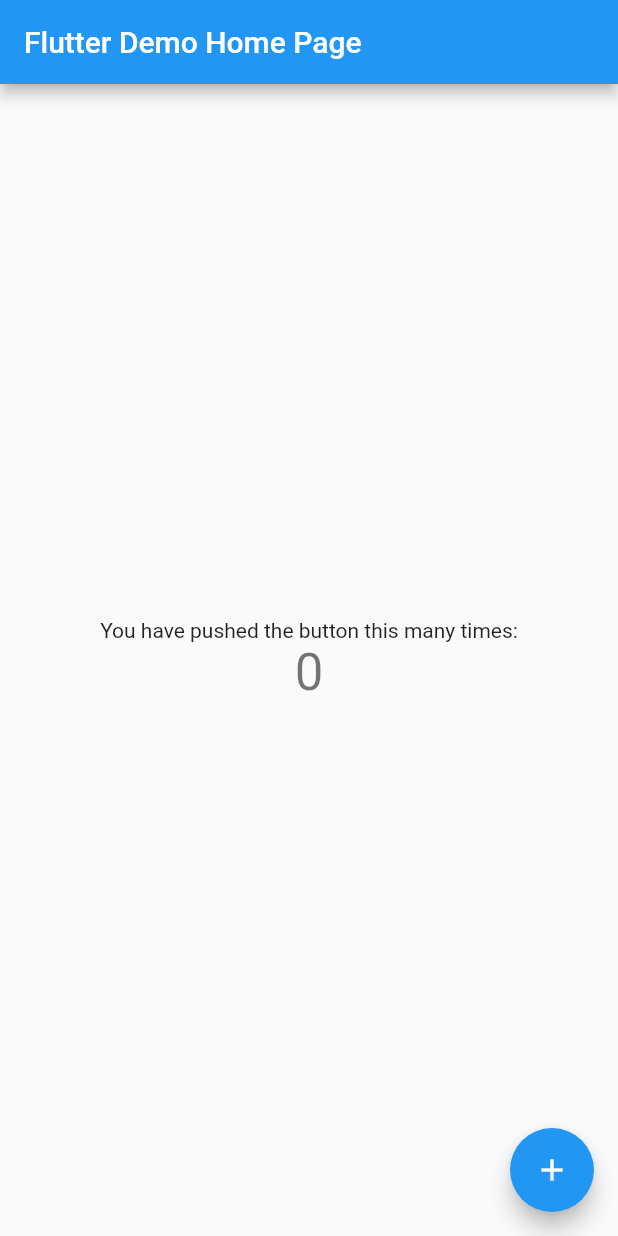
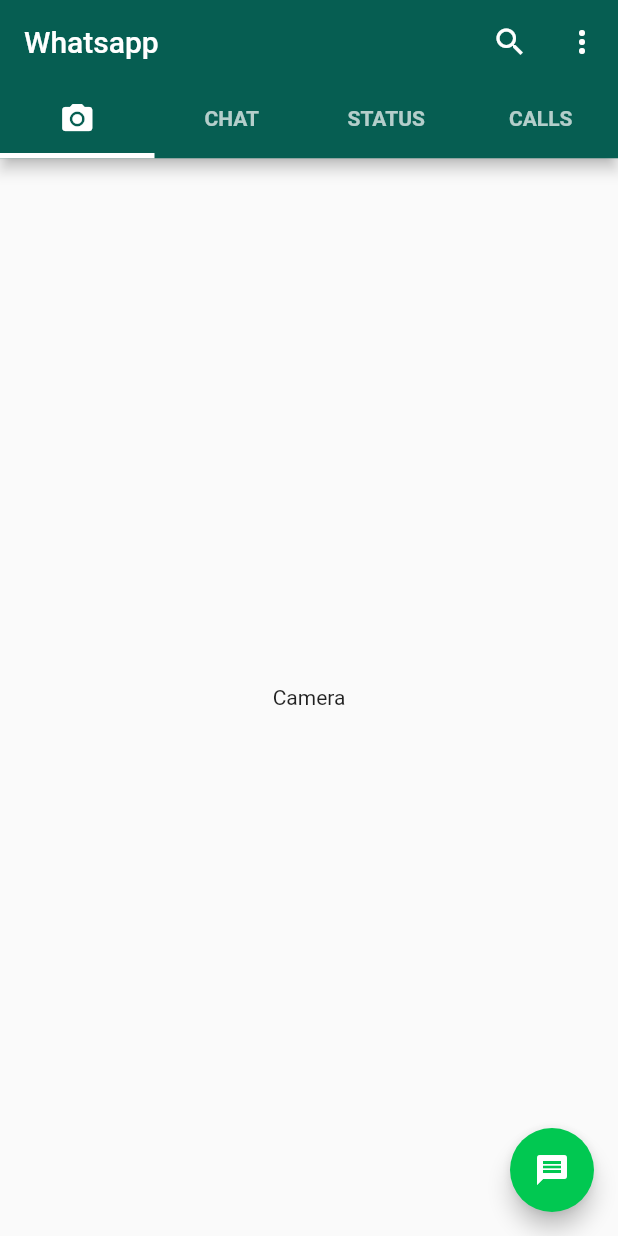
Before and after one commit to tsvbasa/flutter_codigo_whatsapp_clone, a Flutter app: the screen it shows after launch, on a phone screen of 412 x 824 dp. Run offline on Flutter 3.47's test engine with Material 2 defaults, Android fonts, the phone set to English and light mode, and no system bars.

```diff
--- a/lib/main.dart
+++ b/lib/main.dart
@@ -1,115 +1,23 @@
 import 'package:flutter/material.dart';
+import 'package:flutter_codigo_whatsapp_clone/pages/home_page.dart';
 
 void main() {
-  runApp(const MyApp());
+  runApp(MyApp());
 }
 
 class MyApp extends StatelessWidget {
   const MyApp({Key? key}) : super(key: key);
 
-  // This widget is the root of your application.
   @override
   Widget build(BuildContext context) {
     return MaterialApp(
-      title: 'Flutter Demo',
+      debugShowCheckedModeBanner: false,
       theme: ThemeData(
-        // This is the theme of your application.
-        //
-        // Try running your application with "flutter run". You'll see the
-        // application has a blue toolbar. Then, without quitting the app, try
-        // changing the primarySwatch below to Colors.green and then invoke
-        // "hot reload" (press "r" in the console where you ran "flutter run",
-        // or simply save your changes to "hot reload" in a Flutter IDE).
-        // Notice that the counter didn't reset back to zero; the application
-        // is not restarted.
-        primarySwatch: Colors.blue,
-      ),
-      home: const MyHomePage(title: 'Flutter Demo Home Page'),
+          appBarTheme: const AppBarTheme(color: Color(0xff065E52)),
+          floatingActionButtonTheme: const FloatingActionButtonThemeData(
+              backgroundColor: Color(0xff01C851))),
+      title: "Whatsapp Clone",
+      home: HomePage(),
     );
   }
 }
-
-class MyHomePage extends StatefulWidget {
-  const MyHomePage({Key? key, required this.title}) : super(key: key);
-
-  // This widget is the home page of your application. It is stateful, meaning
-  // that it has a State object (defined below) that contains fields that affect
-  // how it looks.
-
-  // This class is the configuration for the state. It holds the values (in this
-  // case the title) provided by the parent (in this case the App widget) and
-  // used by the build method of the State. Fields in a Widget subclass are
-  // always marked "final".
-
-  final String title;
-
-  @override
-  State<MyHomePage> createState() => _MyHomePageState();
-}
-
-class _MyHomePageState extends State<MyHomePage> {
-  int _counter = 0;
-
-  void _incrementCounter() {
-    setState(() {
-      // This call to setState tells the Flutter framework that something has
-      // changed in this State, which causes it to rerun the build method below
-      // so that the display can reflect the updated values. If we changed
-      // _counter without calling setState(), then the build method would not be
-      // called again, and so nothing would appear to happen.
-      _counter++;
-    });
-  }
-
-  @override
-  Widget build(BuildContext context) {
-    // This method is rerun every time setState is called, for instance as done
-    // by the _incrementCounter method above.
-    //
-    // The Flutter framework has been optimized to make rerunning build methods
-    // fast, so that you can just rebuild anything that needs updating rather
-    // than having to individually change instances of widgets.
-    return Scaffold(
-      appBar: AppBar(
-        // Here we take the value from the MyHomePage object that was created by
-        // the App.build method, and use it to set our appbar title.
-        title: Text(widget.title),
-      ),
-      body: Center(
-        // Center is a layout widget. It takes a single child and positions it
-        // in the middle of the parent.
-        child: Column(
-          // Column is also a layout widget. It takes a list of children and
-          // arranges them vertically. By default, it sizes itself to fit its
-          // children horizontally, and tries to be as tall as its parent.
-          //
-          // Invoke "debug painting" (press "p" in the console, choose the
-          // "Toggle Debug Paint" action from the Flutter Inspector in Android
-          // Studio, or the "Toggle Debug Paint" command in Visual Studio Code)
-          // to see the wireframe for each widget.
-          //
-          // Column has various properties to control how it sizes itself and
-          // how it positions its children. Here we use mainAxisAlignment to
-          // center the children vertically; the main axis here is the vertical
-          // axis because Columns are vertical (the cross axis would be
-          // horizontal).
-          mainAxisAlignment: MainAxisAlignment.center,
-          children: <Widget>[
-            const Text(
-              'You have pushed the button this many times:',
-            ),
-            Text(
-              '$_counter',
-              style: Theme.of(context).textTheme.headline4,
-            ),
-          ],
-        ),
-      ),
-      floatingActionButton: FloatingActionButton(
-        onPressed: _incrementCounter,
-        tooltip: 'Increment',
-        child: const Icon(Icons.add),
-      ), // This trailing comma makes auto-formatting nicer for build methods.
-    );
-  }
-}
--- /dev/null
+++ b/lib/models/chat_message_model.dart
@@ -0,0 +1,6 @@
+class ChatMessageModel {
+  String messageContent;
+  String messageType;
+
+  ChatMessageModel({required this.messageContent, required this.messageType});
+}
--- /dev/null
+++ b/lib/pages/home_page.dart
@@ -0,0 +1,86 @@
+import 'package:flutter/material.dart';
+import 'package:flutter_codigo_whatsapp_clone/pages/call_page.dart';
+import 'package:flutter_codigo_whatsapp_clone/pages/chat_page.dart';
+
+class HomePage extends StatefulWidget {
+  @override
+  State<HomePage> createState() => _HomePageState();
+}
+
+class _HomePageState extends State<HomePage>
+    with SingleTickerProviderStateMixin {
+  TabController? _tabController;
+
+  @override
+  void initState() {
+    // TODO: implement initState
+    super.initState();
+    _tabController = TabController(length: 4, vsync: this);
+  }
+
+  @override
+  Widget build(BuildContext context) {
+    return Scaffold(
+      appBar: AppBar(
+        title: Text("Whatsapp"),
+        actions: [
+          IconButton(
+            onPressed: () {},
+            icon: Icon(Icons.search),
+          ),
+          IconButton(
+            onPressed: () {},
+            icon: Icon(Icons.more_vert),
+          ),
+        ],
+        bottom: TabBar(
+          indicatorColor: Colors.white,
+          indicatorWeight: 3.5,
+          controller: _tabController,
+          tabs: const [
+            Tab(
+              icon: Icon(Icons.camera_alt),
+            ),
+            Tab(
+              child: Text(
+                "CHAT",
+                style: TextStyle(
+                  fontWeight: FontWeight.bold,
+                ),
+              ),
+            ),
+            Tab(
+              child: Text(
+                "STATUS",
+                style: TextStyle(
+                  fontWeight: FontWeight.bold,
+                ),
+              ),
+            ),
+            Tab(
+              child: Text(
+                "CALLS",
+                style: TextStyle(
+                  fontWeight: FontWeight.bold,
+                ),
+              ),
+            ),
+          ],
+        ),
+      ),
+      floatingActionButton: FloatingActionButton(
+        child: const Icon(Icons.message),
+        onPressed: () {},
+      ),
+      body: TabBarView(
+        controller: _tabController,
+        children: [
+          Center(child: Text("Camera")),
+          ChatPage(),
+          Center(child: Text("Status")),
+          CallPage(),
+        ],
+      ),
+    );
+  }
+}
```
Also changed, not shown: lib/data/data_dummy.dart (added, +95 -0 lines), lib/models/chat_model.dart (added, +17 -0 lines), lib/pages/call_page.dart (added, +21 -0 lines), lib/pages/chat_detail_page.dart (added, +176 -0 lines), lib/pages/chat_page.dart (added, +19 -0 lines), lib/widgets/item_call_widget.dart (added, +56 -0 lines), lib/widgets/item_chat_widget.dart (added, +80 -0 lines).
